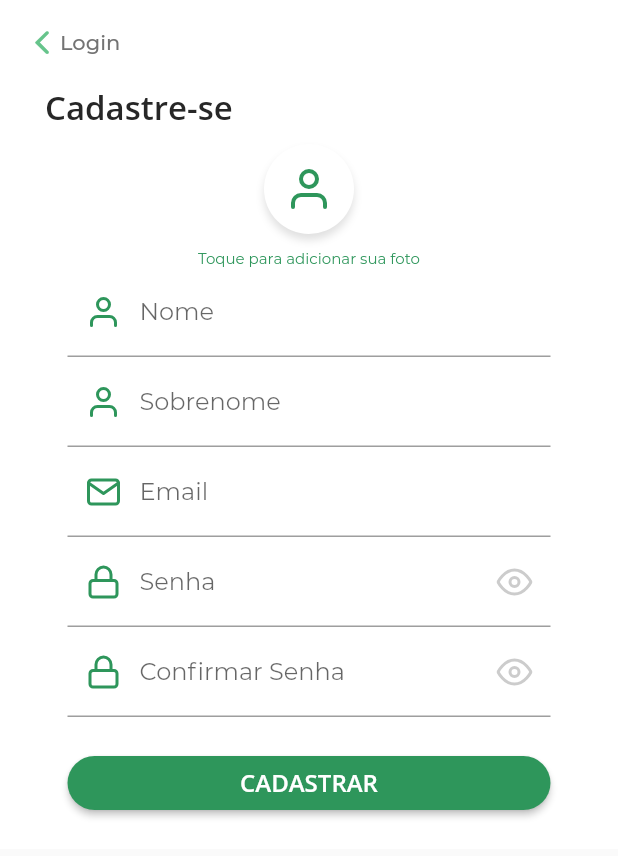
After one commit to pdavinunes/cultive_em_casa, a Flutter app: the screen it shows after launch, after a tap on an icon or button, on a phone screen of 412 x 824 dp. The commit adds this screen. Shown: the top 856 px of the screen. Run offline on Flutter 3.47's test engine with Material 2 defaults, Android fonts, the phone set to English and light mode, and no system bars; our stand-ins replace flutter_icons, image_picker; missing offline and left inert: dart:html.

Commit message:
Criando tela de cadastro de usuário

```diff
--- a/mobile/lib/main.dart
+++ b/mobile/lib/main.dart
@@ -1,13 +1,23 @@
 import 'package:flutter/material.dart';
 import 'package:cultive/screens/Login/login.dart';
 import 'package:cultive/widgets/utils/CustomColor.dart';
+import 'package:flutter/services.dart';
 
 void main() => runApp(MyApp());
 
 class MyApp extends StatelessWidget {
+
+  void _enableRotation() {
+    SystemChrome.setPreferredOrientations([
+      DeviceOrientation.portraitUp
+    ]);
+  }
   // This widget is the root of your application.
   @override
   Widget build(BuildContext context) {
+
+    _enableRotation();
+
     return MaterialApp(
       title: 'Flutter Demo',
       debugShowCheckedModeBanner: false,
--- a/mobile/lib/screens/Login/login.dart
+++ b/mobile/lib/screens/Login/login.dart
@@ -1,3 +1,4 @@
+import 'package:cultive/screens/RegisterUser/registerUser.dart';
 import 'package:flutter/material.dart';
 import 'package:flutter_icons/flutter_icons.dart';
 
@@ -40,7 +41,11 @@ class _LoginScreenState extends State<LoginScreen> {
             TextField(
               controller: email,
               decoration: InputDecoration(
-                  labelText: 'Email', prefixIcon: Icon(Feather.mail, color: Color(0xff2E965B),)),
+                  labelText: 'Email',
+                  prefixIcon: Icon(
+                    Feather.mail,
+                    color: Color(0xff2E965B),
+                  )),
             ),
             TextField(
               controller: password,
@@ -50,10 +55,10 @@ class _LoginScreenState extends State<LoginScreen> {
                   prefixIcon: Icon(Feather.lock, color: Color(0xff2E965B)),
                   suffixIcon: IconButton(
                       icon: Icon(
-                          (passwordVisibility) ? Feather.eye_off : Feather.eye), color: Color(0xffcccccc),
+                          (passwordVisibility) ? Feather.eye_off : Feather.eye),
+                      color: Color(0xffcccccc),
                       onPressed: () => {
                             setState(() {
-                              print(email.value.text);
                               passwordVisibility = !passwordVisibility;
                             })
                           })),
@@ -89,7 +94,14 @@ class _LoginScreenState extends State<LoginScreen> {
                 color: Color(0xff2E965B),
               ),
             ),
-            Center(
+            GestureDetector(
+              onTap: () => {
+                Navigator.push(
+                  context,
+                  MaterialPageRoute(
+                    builder: (context) => RegisterUser()))
+              },
+              child: Center(
                 child: Text.rich(
                   TextSpan(
                     text: 'Ainda não possui uma conta? ',
@@ -104,6 +116,7 @@ class _LoginScreenState extends State<LoginScreen> {
                     ],
                   ),
                 ),
+              ),
             )
           ],
         ),
--- /dev/null
+++ b/mobile/lib/screens/RegisterUser/registerUser.dart
@@ -0,0 +1,186 @@
+import 'dart:html';
+
+import 'package:flutter/cupertino.dart';
+import 'package:flutter/material.dart';
+import 'package:http/http.dart' as http;
+import 'package:flutter_icons/flutter_icons.dart';
+import 'package:image_picker/image_picker.dart';
+
+class RegisterUser extends StatefulWidget {
+  @override
+  _RegisterUserState createState() => _RegisterUserState();
+}
+
+class _RegisterUserState extends State<RegisterUser> {
+  bool passwordVisibility = false;
+  bool passwordConfirmVisibility = false;
+  PickedFile _image;
+  final picker = ImagePicker();
+
+  getImage() async {
+    final pickedFile = await picker.getImage(source: ImageSource.gallery);
+
+    setState(() {
+      _image = pickedFile;
+    });
+  }
+
+
+  @override
+  Widget build(BuildContext context) {
+    return Scaffold(
+      appBar: AppBar(
+        backgroundColor: Colors.white,
+        elevation: 0.0,
+        automaticallyImplyLeading: false,
+        title: GestureDetector(
+          onTap: () {
+            Navigator.pop(context);
+          },
+          child: Row(
+            mainAxisAlignment: MainAxisAlignment.start,
+            children: <Widget>[
+              Icon(CupertinoIcons.back, color: Color(0xff66C48B)),
+              Text('Login',
+                  style: TextStyle(
+                    color: Color(0xff737373),
+                    fontSize: 14,
+                  ))
+            ],
+          ),
+        ),
+      ),
+      body: SingleChildScrollView(
+        physics: AlwaysScrollableScrollPhysics(),
+              child: Container(
+          color: Colors.white,
+          padding: EdgeInsets.fromLTRB(30,0,30,10),
+          child: Column(
+            crossAxisAlignment: CrossAxisAlignment.start,
+            children: <Widget>[
+              Text("Cadastre-se",
+                  style: TextStyle(
+                      fontFamily: 'OpenSans',
+                      fontSize: 22,
+                      color: Color(0xff272727))),
+              Container(
+                padding: EdgeInsets.symmetric(vertical: 10, horizontal: 15),
+                child: Center(
+                  child: Column(
+                    children: <Widget>[
+                      GestureDetector(
+                          child: Column(
+                        children: <Widget>[
+                          Container(
+                            margin: EdgeInsets.only(bottom: 10),
+                            height: 60,
+                            width: 60,
+                            child: Icon(
+                              Feather.user,
+                              color: Color(0xff2E965B),
+                              size: 32,
+                            ),
+                            decoration: BoxDecoration(
+                                color: Colors.white,
+                                borderRadius:
+                                    BorderRadius.all(Radius.circular(80)),
+                                boxShadow: <BoxShadow>[
+                                  BoxShadow(
+                                      color: Colors.grey.shade300,
+                                      offset: Offset(0, 4),
+                                      blurRadius: 4)
+                                ]),
+                          ),
+                          Text(
+                            "Toque para adicionar sua foto",
+                            style:
+                                TextStyle(color: Color(0xff2E965B), fontSize: 10),
+                          )
+                        ],
+                      )),
+                      TextField(
+                        decoration: InputDecoration(
+                            labelText: 'Nome',
+                            prefixIcon: Icon(
+                              Feather.user,
+                              color: Color(0xff2E965B),
+                            )),
+                      ),
+                      TextField(
+                        decoration: InputDecoration(
+                            labelText: 'Sobrenome',
+                            prefixIcon: Icon(
+                              Feather.user,
+                              color: Color(0xff2E965B),
+                            )),
+                      ),
+                      TextField(
+                        decoration: InputDecoration(
+                            labelText: 'Email',
+                            prefixIcon: Icon(
+                              Feather.mail,
+                              color: Color(0xff2E965B),
+                            )),
+                      ),
+                      TextField(
+                        obscureText: passwordVisibility,
+                        decoration: InputDecoration(
+                            labelText: 'Senha',
+                            prefixIcon:
+                                Icon(Feather.lock, color: Color(0xff2E965B)),
+                            suffixIcon: IconButton(
+                                icon: Icon((passwordVisibility)
+                                    ? Feather.eye_off
+                                    : Feather.eye),
+                                color: Color(0xffcccccc),
+                                onPressed: () => {
+                                      setState(() {
+                                        passwordVisibility = !passwordVisibility;
+                                      })
+                                    })),
+                      ),
+                      TextField(
+                        obscureText: passwordConfirmVisibility,
+                        decoration: InputDecoration(
+                            labelText: 'Confirmar Senha',
+                            prefixIcon:
+                                Icon(Feather.lock, color: Color(0xff2E965B)),
+                            suffixIcon: IconButton(
+                                icon: Icon((passwordConfirmVisibility)
+                                    ? Feather.eye_off
+                                    : Feather.eye),
+                                color: Color(0xffcccccc),
+                                onPressed: () => {
+                                      setState(() {
+                                        passwordConfirmVisibility = !passwordConfirmVisibility;
+                                      })
+                                    })),
+                      ),
+                      Container(
+                        width: double.infinity,
+                        margin: EdgeInsets.only(top: 20),
+                        child: RaisedButton(
+                          onPressed: () {},
+                          shape: RoundedRectangleBorder(
+                              borderRadius: BorderRadius.circular(19)),
+                          child: Text(
+                            'CADASTRAR',
+                            style: TextStyle(
+                                fontFamily: 'OpenSans',
+                                fontSize: 16,
+                                color: Colors.white),
+                          ),
+                          color: Color(0xff2E965B),
+                        ),
+                      ),
+                    ],
+                  ),
+                ),
+              )
+            ],
+          ),
+        ),
+      ),
+    );
+  }
+}
--- a/mobile/pubspec.yaml
+++ b/mobile/pubspec.yaml
@@ -14,6 +14,8 @@ dependencies:
   # Use with the CupertinoIcons class for iOS style icons.
   cupertino_icons: ^0.1.2
   flutter_icons: ^1.1.0
+  image_picker: ^0.6.7+4
+  http: ^0.12.2
 
 dev_dependencies:
   flutter_test:
```
Also changed, not shown: 2 other files. Lines whose indentation alone changed are shown as unchanged.
